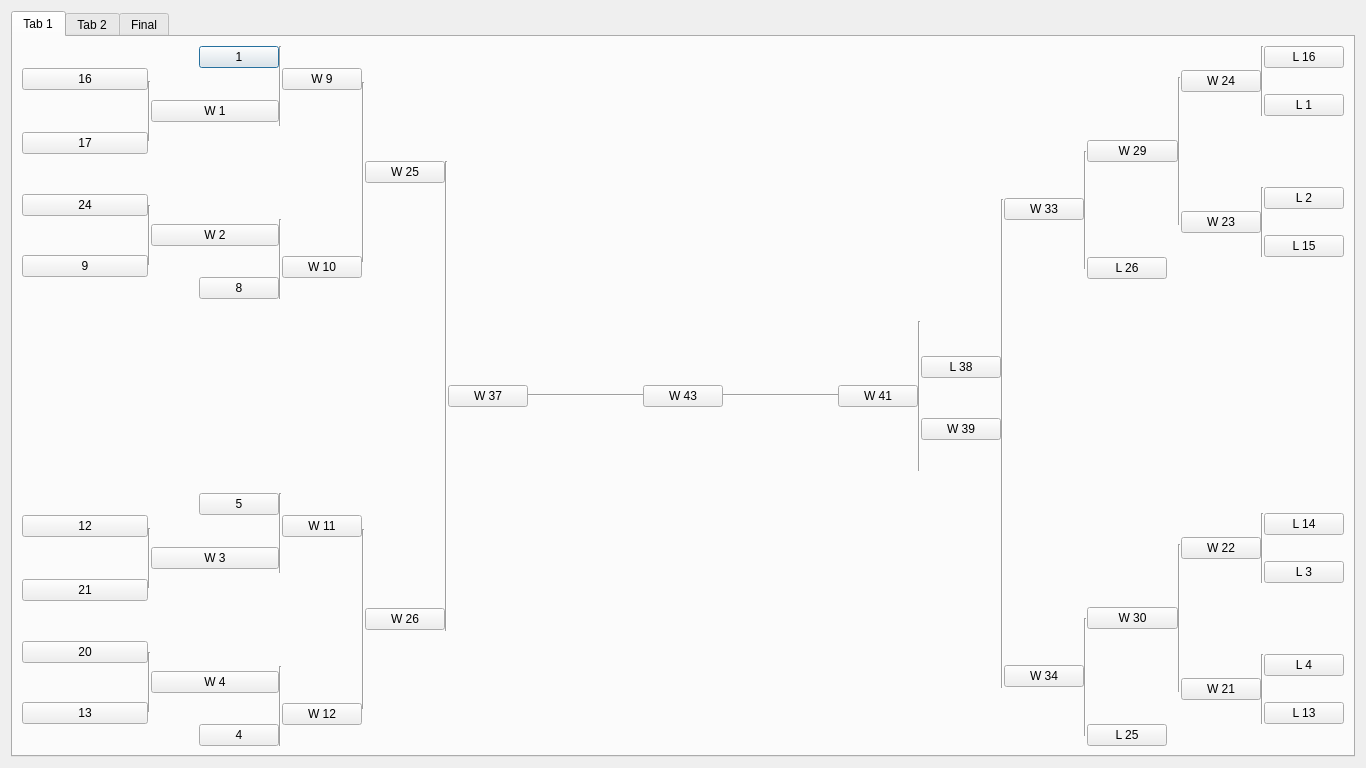
This is BVB_Manager/draw24.ui in Sautenko-Andrey/BVB_Manager as Qt 5 draws it before an edit. The edited form follows.
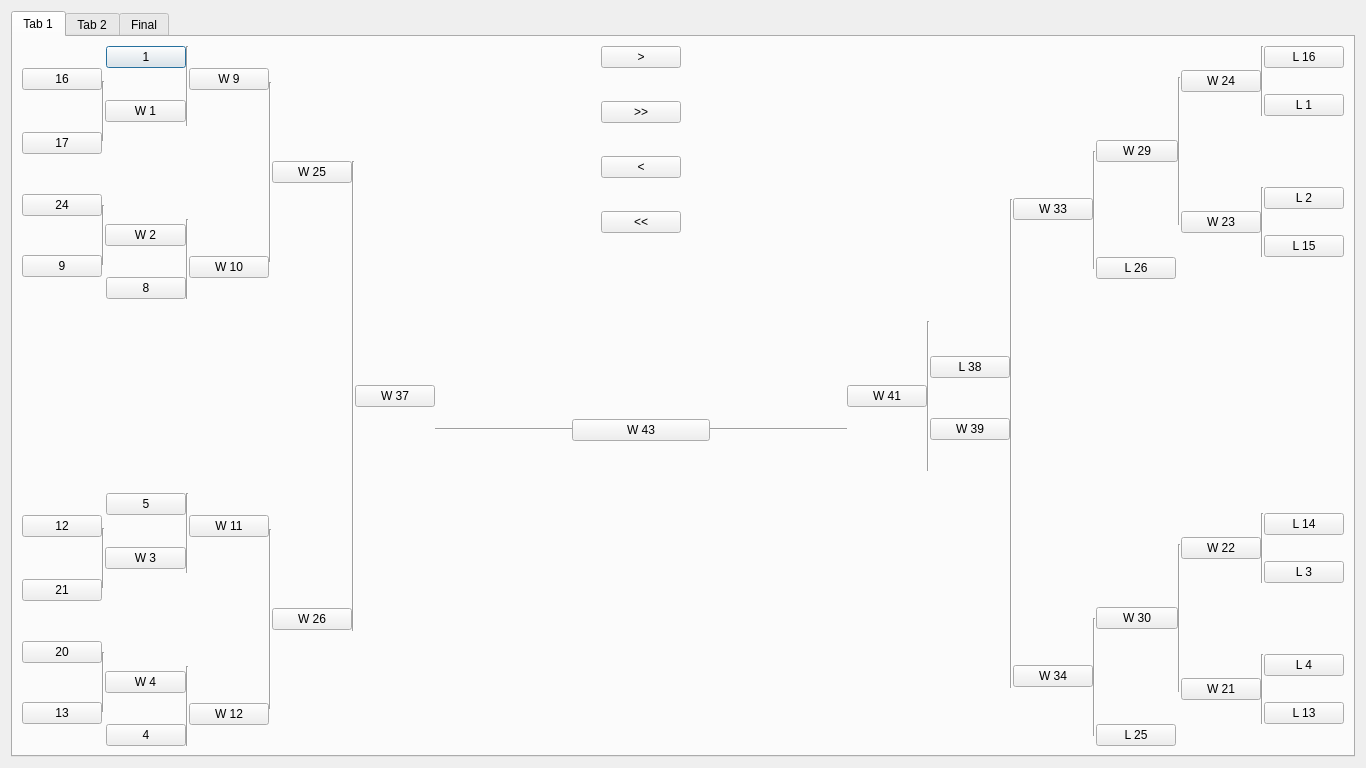
This is the edited form.

Commit message: going on with building 24 / 32 draw schemas

Patch:
```diff
--- a/BVB_Manager/draw24.ui
+++ b/BVB_Manager/draw24.ui
@@ -1053,7 +1053,131 @@
           </layout>
          </item>
          <item>
-          <layout class="QHBoxLayout" name="horizontalLayout_12">
+          <layout class="QVBoxLayout" name="verticalLayout_8">
+           <item>
+            <layout class="QVBoxLayout" name="verticalLayout_4">
+             <item>
+              <layout class="QHBoxLayout" name="horizontalLayout_6">
+               <item>
+                <spacer name="horizontalSpacer_3">
+                 <property name="orientation">
+                  <enum>Qt::Horizontal</enum>
+                 </property>
+                 <property name="sizeHint" stdset="0">
+                  <size>
+                   <width>40</width>
+                   <height>20</height>
+                  </size>
+                 </property>
+                </spacer>
+               </item>
+               <item>
+                <layout class="QVBoxLayout" name="verticalLayout_3">
+                 <property name="spacing">
+                  <number>0</number>
+                 </property>
+                 <item>
+                  <widget class="QPushButton" name="forward_left_1">
+                   <property name="text">
+                    <string>&gt;</string>
+                   </property>
+                  </widget>
+                 </item>
+                 <item>
+                  <spacer name="verticalSpacer_9">
+                   <property name="orientation">
+                    <enum>Qt::Vertical</enum>
+                   </property>
+                   <property name="sizeHint" stdset="0">
+                    <size>
+                     <width>20</width>
+                     <height>10</height>
+                    </size>
+                   </property>
+                  </spacer>
+                 </item>
+                 <item>
+                  <widget class="QPushButton" name="forward_left_2">
+                   <property name="text">
+                    <string>&gt;&gt;</string>
+                   </property>
+                  </widget>
+                 </item>
+                 <item>
+                  <spacer name="verticalSpacer_5">
+                   <property name="orientation">
+                    <enum>Qt::Vertical</enum>
+                   </property>
+                   <property name="sizeHint" stdset="0">
+                    <size>
+                     <width>20</width>
+                     <height>10</height>
+                    </size>
+                   </property>
+                  </spacer>
+                 </item>
+                 <item>
+                  <widget class="QPushButton" name="forward_right_1">
+                   <property name="text">
+                    <string>&lt;</string>
+                   </property>
+                  </widget>
+                 </item>
+                 <item>
+                  <spacer name="verticalSpacer_6">
+                   <property name="orientation">
+                    <enum>Qt::Vertical</enum>
+                   </property>
+                   <property name="sizeHint" stdset="0">
+                    <size>
+                     <width>20</width>
+                     <height>10</height>
+                    </size>
+                   </property>
+                  </spacer>
+                 </item>
+                 <item>
+                  <widget class="QPushButton" name="forward_right_2">
+                   <property name="text">
+                    <string>&lt;&lt;</string>
+                   </property>
+                  </widget>
+                 </item>
+                </layout>
+               </item>
+               <item>
+                <spacer name="horizontalSpacer_4">
+                 <property name="orientation">
+                  <enum>Qt::Horizontal</enum>
+                 </property>
+                 <property name="sizeHint" stdset="0">
+                  <size>
+                   <width>40</width>
+                   <height>20</height>
+                  </size>
+                 </property>
+                </spacer>
+               </item>
+              </layout>
+             </item>
+             <item>
+              <spacer name="verticalSpacer_7">
+               <property name="orientation">
+                <enum>Qt::Vertical</enum>
+               </property>
+               <property name="sizeType">
+                <enum>QSizePolicy::Expanding</enum>
+               </property>
+               <property name="sizeHint" stdset="0">
+                <size>
+                 <width>20</width>
+                 <height>170</height>
+                </size>
+               </property>
+              </spacer>
+             </item>
+             <item>
+              <layout class="QHBoxLayout" name="horizontalLayout_5">
            <property name="spacing">
             <number>0</number>
            </property>
@@ -1089,6 +1213,26 @@
               <enum>Qt::Horizontal</enum>
              </property>
             </widget>
+               </item>
+              </layout>
+             </item>
+            </layout>
+           </item>
+           <item>
+            <spacer name="verticalSpacer_8">
+             <property name="orientation">
+              <enum>Qt::Vertical</enum>
+             </property>
+             <property name="sizeType">
+              <enum>QSizePolicy::Fixed</enum>
+             </property>
+             <property name="sizeHint" stdset="0">
+              <size>
+               <width>20</width>
+               <height>305</height>
+              </size>
+             </property>
+            </spacer>
            </item>
           </layout>
          </item>
```
Left out of the diff: 4 changed lines with no effect on the pictures. Lines whose indentation alone changed are shown as unchanged. The commit also changes 7 other files.
